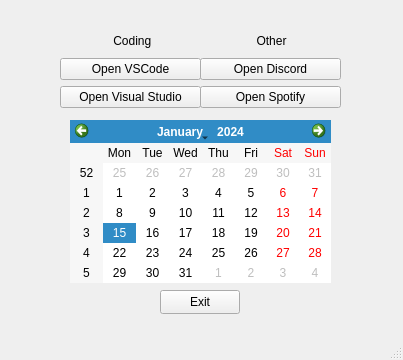
Before: the Qt Designer form qt-test/applicationOpener/mainwindow.ui in Ghostboo124/c--, drawn with Qt 5.
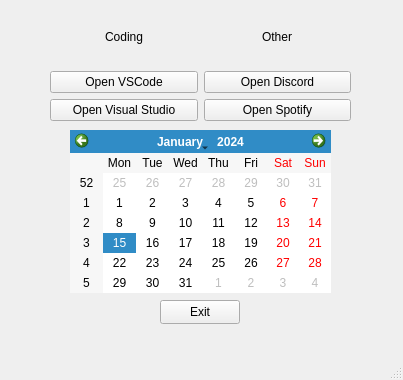
After: the same form once the commit is applied.

The edit to the form file:
```diff
--- a/qt-test/applicationOpener/mainwindow.ui
+++ b/qt-test/applicationOpener/mainwindow.ui
@@ -7,7 +7,7 @@
     <x>0</x>
     <y>0</y>
     <width>403</width>
-    <height>360</height>
+    <height>380</height>
    </rect>
   </property>
   <property name="minimumSize">
@@ -24,7 +24,7 @@
     <property name="geometry">
      <rect>
       <x>70</x>
-      <y>120</y>
+      <y>130</y>
       <width>261</width>
       <height>163</height>
      </rect>
@@ -34,7 +34,7 @@
     <property name="geometry">
      <rect>
       <x>160</x>
-      <y>290</y>
+      <y>300</y>
       <width>80</width>
       <height>24</height>
      </rect>
@@ -43,20 +43,22 @@
      <string>Exit</string>
     </property>
    </widget>
-   <widget class="QWidget" name="">
+   <widget class="QWidget" name="horizontalLayoutWidget">
     <property name="geometry">
      <rect>
-      <x>60</x>
-      <y>30</y>
-      <width>141</width>
-      <height>78</height>
+      <x>50</x>
+      <y>10</y>
+      <width>301</width>
+      <height>111</height>
      </rect>
     </property>
+    <layout class="QHBoxLayout" name="horizontalLayout_3">
+     <item>
     <layout class="QVBoxLayout" name="verticalLayout">
-     <item>
+       <item alignment="Qt::AlignmentFlag::AlignHCenter|Qt::AlignmentFlag::AlignVCenter">
       <widget class="QLabel" name="label_2">
        <property name="text">
-        <string>                Coding</string>
+          <string>Coding</string>
        </property>
       </widget>
      </item>
@@ -75,21 +77,13 @@
       </widget>
      </item>
     </layout>
-   </widget>
-   <widget class="QWidget" name="">
-    <property name="geometry">
-     <rect>
-      <x>200</x>
-      <y>30</y>
-      <width>141</width>
-      <height>78</height>
-     </rect>
-    </property>
+     </item>
+     <item>
     <layout class="QVBoxLayout" name="verticalLayout_2">
-     <item>
+       <item alignment="Qt::AlignmentFlag::AlignHCenter|Qt::AlignmentFlag::AlignVCenter">
       <widget class="QLabel" name="label_3">
        <property name="text">
-        <string>                 Other</string>
+          <string>Other</string>
        </property>
       </widget>
      </item>
@@ -130,6 +124,8 @@
         <bool>false</bool>
        </property>
       </widget>
+       </item>
+      </layout>
      </item>
     </layout>
    </widget>
```
Lines whose indentation alone changed are shown as unchanged.
